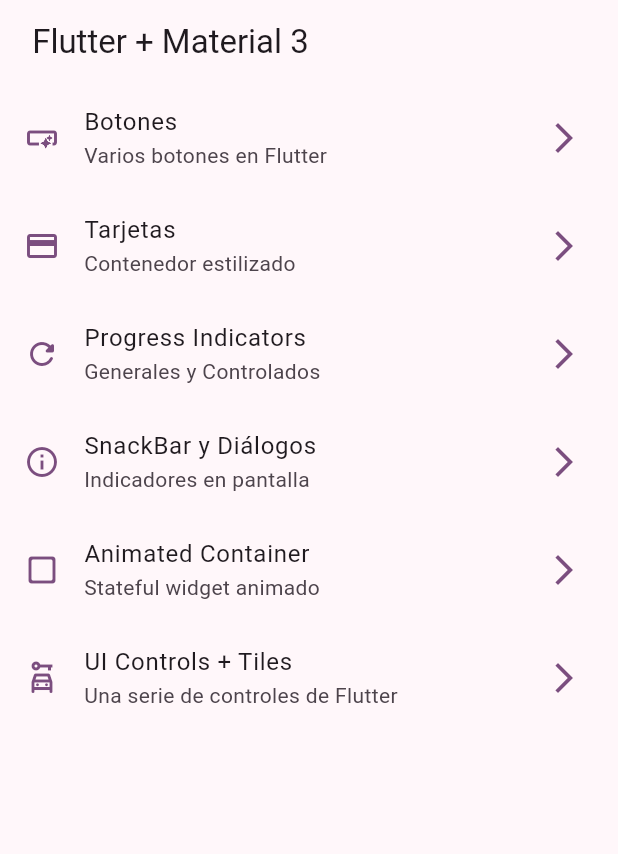
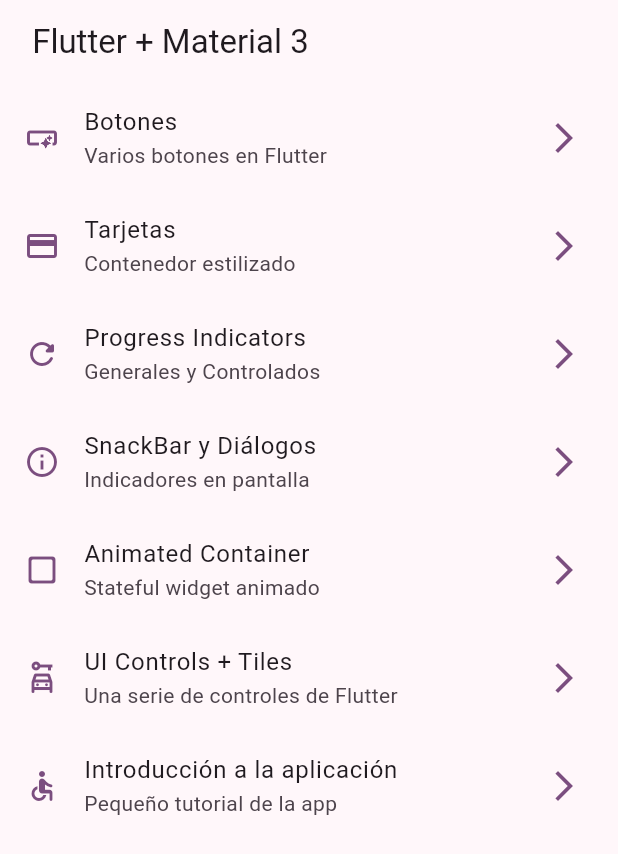
Before and after one commit to JulianOsorio27/componentesFlutter, a Flutter app: the screen it shows after launch, on a phone screen of 412 x 824 dp. Shown: the top 854 px of the screen. Run offline on Flutter 3.47's test engine with Material 3 defaults, Android fonts, the phone set to English and light mode, and no system bars; our stand-ins replace go_router.

```diff
--- a/lib/config/menu/menu_items.dart
+++ b/lib/config/menu/menu_items.dart
@@ -61,4 +61,11 @@ const appMenuItems = <MenuItems> [
     icon: Icons.car_rental_outlined
   ),
 
+  MenuItems(
+    title: 'Introducción a la aplicación ',
+    subTitle:'Pequeño tutorial de la app',
+    link: '/tutorial',
+    icon: Icons.accessible_rounded
+  ),
+
 ];
--- a/lib/config/router/app_router.dart
+++ b/lib/config/router/app_router.dart
@@ -42,5 +42,10 @@ final appRouter = GoRouter(
       name: UiControllsScreen.name,
       builder: (context, state) => const UiControllsScreen(),
     ),
+    GoRoute(
+      path: '/tutorial',
+      name: AppTutorialScreen.name,
+      builder: (context, state) => const AppTutorialScreen(),
+    ),
   ],
 );
--- a/pubspec.yaml
+++ b/pubspec.yaml
@@ -18,3 +18,6 @@ dev_dependencies:
 
 flutter:
   uses-material-design: true
+
+assets:
+  - assets/images/
```
Also changed, not shown: assets/Images/1.png (added), assets/Images/2.png (added), assets/Images/3.png (added), assets/Images/jar-loading.gif (added).
